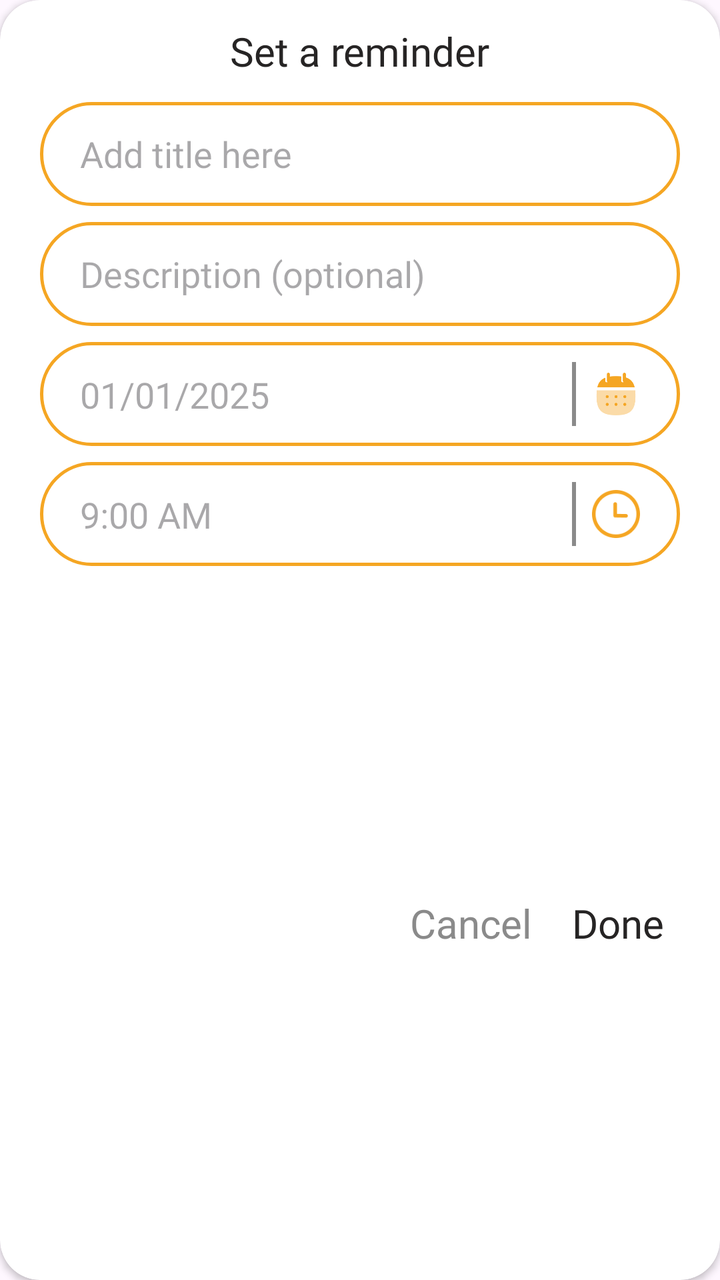
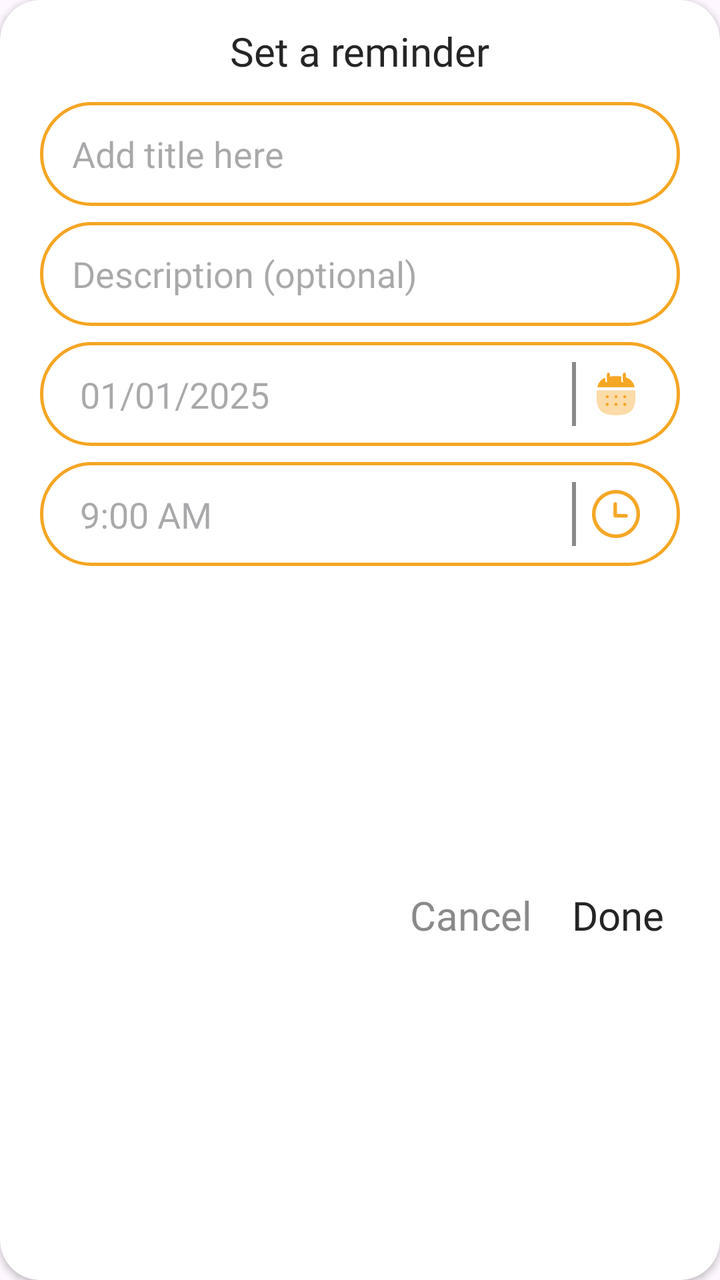

Two renders of the same Android screen: before a commit and after it. Below are the layout's source before the change and the commit's diff.
<!-- AndroidManifest.xml: application theme Theme.Radiate -->
<!-- res/layout/popup_activity_reminder.xml -->
<?xml version="1.0" encoding="utf-8"?>
<androidx.cardview.widget.CardView xmlns:android="http://schemas.android.com/apk/res/android"
    android:layout_width="match_parent"
    android:layout_height="wrap_content"
    xmlns:app="http://schemas.android.com/apk/res-auto"
    android:backgroundTint="@color/white"
    app:cardCornerRadius="20dp"
    android:layout_margin="20dp">

    <androidx.constraintlayout.widget.ConstraintLayout
        android:layout_width="match_parent"
        android:layout_height="match_parent">

        <TextView
            android:id="@+id/tvTitle"
            android:layout_width="wrap_content"
            android:layout_height="wrap_content"
            android:text="@string/set_a_reminder"
            android:textSize="20sp"
            android:fontFamily="@font/inika_regular"
            android:textColor="@color/black"
            android:layout_marginTop="12dp"
            app:layout_constraintTop_toTopOf="parent"
            app:layout_constraintStart_toStartOf="parent"
            app:layout_constraintEnd_toEndOf="parent"/>

        <EditText
            android:id="@+id/edtReminderTitle"
            android:layout_width="match_parent"
            android:layout_height="wrap_content"
            android:minHeight="52dp"
            android:background="@drawable/custom_background_edittext"
            android:hint="@string/reminder_title"
            android:inputType="text"
            android:layout_marginTop="12dp"
            android:layout_marginStart="20dp"
            android:layout_marginEnd="20dp"
            app:layout_constraintTop_toBottomOf="@+id/tvTitle"
            app:layout_constraintStart_toStartOf="parent"
            app:layout_constraintEnd_toEndOf="parent"/>

        <EditText
            android:id="@+id/edtReminderDescription"
            android:layout_width="match_parent"
            android:layout_height="wrap_content"
            android:minHeight="52dp"
            android:maxHeight="156dp"
            android:background="@drawable/custom_background_edittext"
            android:hint="@string/reminder_description"
            android:textColor="@color/black"
            android:fontFamily="@font/inika_regular"
            android:layout_marginTop="8dp"
            android:layout_marginStart="20dp"
            android:layout_marginEnd="20dp"
            app:layout_constraintTop_toBottomOf="@id/edtReminderTitle"/>

        <androidx.constraintlayout.widget.ConstraintLayout
            android:id="@+id/calenderSection"
            android:layout_width="match_parent"
            android:layout_height="wrap_content"
            android:minHeight="52dp"
            android:background="@drawable/custom_background_edittext"
            android:layout_marginTop="8dp"
            android:layout_marginStart="20dp"
            android:layout_marginEnd="20dp"
            app:layout_constraintTop_toBottomOf="@id/edtReminderDescription">

            <EditText
                android:id="@+id/edtReminderDate"
                android:layout_width="0dp"
                android:layout_height="wrap_content"
                android:maxHeight="48dp"
                android:background="@color/white"
                android:hint="@string/task_date"
                android:textColor="@color/black"
                android:fontFamily="@font/opensans"
                android:inputType="date"
                app:layout_constraintTop_toTopOf="parent"
                app:layout_constraintStart_toStartOf="parent"
                app:layout_constraintBottom_toBottomOf="parent"
                app:layout_constraintEnd_toStartOf="@id/divider"/>

            <View
                android:id="@+id/divider"
                android:layout_width="2dp"
                android:layout_height="32dp"
                android:background="@color/grey"
                android:layout_marginEnd="8dp"
                app:layout_constraintTop_toTopOf="parent"
                app:layout_constraintBottom_toBottomOf="parent"
                app:layout_constraintEnd_toStartOf="@+id/imgBtnCalender"/>

            <ImageButton
                android:id="@+id/imgBtnCalender"
                android:layout_width="24dp"
                android:layout_height="24dp"
                android:background="@drawable/icon_calender_4x"
                android:layout_marginEnd="20dp"
                app:layout_constraintTop_toTopOf="parent"
                app:layout_constraintEnd_toEndOf="parent"
                app:layout_constraintBottom_toBottomOf="parent"/>

        </androidx.constraintlayout.widget.ConstraintLayout>

        <androidx.constraintlayout.widget.ConstraintLayout
            android:id="@+id/timeSection"
            android:layout_width="match_parent"
            android:layout_height="wrap_content"
            android:minHeight="52dp"
            android:background="@drawable/custom_background_edittext"
            android:layout_marginTop="8dp"
            android:layout_marginStart="20dp"
            android:layout_marginEnd="20dp"
            app:layout_constraintTop_toBottomOf="@id/calenderSection">

            <EditText
                android:id="@+id/edtReminderTime"
                android:layout_width="0dp"
                android:layout_height="wrap_content"
                android:maxHeight="48dp"
                android:background="@color/white"
                android:hint="@string/reminder_time"
                android:textColor="@color/black"
                android:fontFamily="@font/opensans"
                android:inputType="time"
                app:layout_constraintTop_toTopOf="parent"
                app:layout_constraintStart_toStartOf="parent"
                app:layout_constraintBottom_toBottomOf="parent"
                app:layout_constraintEnd_toStartOf="@id/divider2"/>

            <View
                android:id="@+id/divider2"
                android:layout_width="2dp"
                android:layout_height="32dp"
                android:background="@color/grey"
                android:layout_marginEnd="8dp"
                app:layout_constraintTop_toTopOf="parent"
                app:layout_constraintBottom_toBottomOf="parent"
                app:layout_constraintEnd_toStartOf="@+id/imgBtnTime"/>

            <ImageButton
                android:id="@+id/imgBtnTime"
                android:layout_width="24dp"
                android:layout_height="24dp"
                android:background="@drawable/time_circle"
                android:layout_marginEnd="20dp"
                app:layout_constraintTop_toTopOf="parent"
                app:layout_constraintEnd_toEndOf="parent"
                app:layout_constraintBottom_toBottomOf="parent"/>

        </androidx.constraintlayout.widget.ConstraintLayout>

        <TextView
            android:id="@+id/btnDone"
            android:layout_width="wrap_content"
            android:layout_height="wrap_content"
            android:text="@string/done"
            android:textSize="20sp"
            android:textColor="@color/black"
            android:fontFamily="@font/inika_regular"
            android:layout_marginEnd="28dp"
            android:layout_marginTop="12dp"
            android:layout_marginBottom="12dp"
            app:layout_constraintTop_toBottomOf="@id/timeSection"
            app:layout_constraintBottom_toBottomOf="parent"
            app:layout_constraintEnd_toEndOf="parent"/>

        <TextView
            android:id="@+id/btnCancel"
            android:layout_width="wrap_content"
            android:layout_height="wrap_content"
            android:text="@string/cancel"
            android:textSize="20sp"
            android:textColor="@color/grey"
            android:layout_marginTop="12dp"
            android:layout_marginEnd="20dp"
            android:layout_marginBottom="12dp"
            app:layout_constraintEnd_toStartOf="@id/btnDone"
            app:layout_constraintBottom_toBottomOf="parent"
            app:layout_constraintTop_toBottomOf="@id/timeSection"/>


    </androidx.constraintlayout.widget.ConstraintLayout>
</androidx.cardview.widget.CardView>
<!-- resources referenced by this layout -->
<resources>
  <color name="black">#262424</color>
  <color name="grey">#8A8A8A</color>
  <color name="white">#FFFFFFFF</color>
  <!-- drawable custom_background_edittext (drawable) -->
  <?xml version="1.0" encoding="utf-8"?>
  <shape xmlns:android="http://schemas.android.com/apk/res/android" android:shape="rectangle">
  
      <solid android:color="@color/white"/>
      <stroke android:width="1.5dp"
          android:color="@color/softcoral"/>
      <corners android:radius="25dp"/>
      <padding android:left="20dp"/>
  </shape>
  <!-- drawable icon_calender_4x: jpg bitmap (drawable, 14753 bytes) -->
  <!-- drawable time_circle: png bitmap (drawable, 2359 bytes) -->
  <string name="cancel">Cancel</string>
  <string name="done">Done</string>
  <string name="reminder_description">Description (optional)</string>
  <string name="reminder_time">9:00 AM</string>
  <string name="reminder_title">Add title here</string>
  <string name="set_a_reminder">Set a reminder</string>
  <string name="task_date">01/01/2025</string>
  <style name="Theme.Radiate" parent="Base.Theme.Radiate" />
  <color name="softcoral">#F5A623</color>
  <style name="Base.Theme.Radiate" parent="Theme.Material3.DayNight.NoActionBar">
          
          
      </style>
</resources>

<!-- the commit's change to res/layout/popup_activity_reminder.xml (unified diff, before → after) -->
@@ -32,6 +32,8 @@
             android:background="@drawable/custom_background_edittext"
             android:hint="@string/reminder_title"
             android:inputType="text"
+            android:paddingStart="16dp"
+            android:paddingEnd="16dp"
             android:layout_marginTop="12dp"
             android:layout_marginStart="20dp"
             android:layout_marginEnd="20dp"
@@ -49,6 +51,8 @@
             android:hint="@string/reminder_description"
             android:textColor="@color/black"
             android:fontFamily="@font/inika_regular"
+            android:paddingStart="16dp"
+            android:paddingEnd="16dp"
             android:layout_marginTop="8dp"
             android:layout_marginStart="20dp"
             android:layout_marginEnd="20dp"
@@ -75,6 +79,7 @@
                 android:textColor="@color/black"
                 android:fontFamily="@font/opensans"
                 android:inputType="date"
+
                 app:layout_constraintTop_toTopOf="parent"
                 app:layout_constraintStart_toStartOf="parent"
                 app:layout_constraintBottom_toBottomOf="parent"
@@ -160,7 +165,7 @@
             android:fontFamily="@font/inika_regular"
             android:layout_marginEnd="28dp"
             android:layout_marginTop="12dp"
-            android:layout_marginBottom="12dp"
+            android:layout_marginBottom="20dp"
             app:layout_constraintTop_toBottomOf="@id/timeSection"
             app:layout_constraintBottom_toBottomOf="parent"
             app:layout_constraintEnd_toEndOf="parent"/>
@@ -174,7 +179,7 @@
             android:textColor="@color/grey"
             android:layout_marginTop="12dp"
             android:layout_marginEnd="20dp"
-            android:layout_marginBottom="12dp"
+            android:layout_marginBottom="20dp"
             app:layout_constraintEnd_toStartOf="@id/btnDone"
             app:layout_constraintBottom_toBottomOf="parent"
             app:layout_constraintTop_toBottomOf="@id/timeSection"/>
